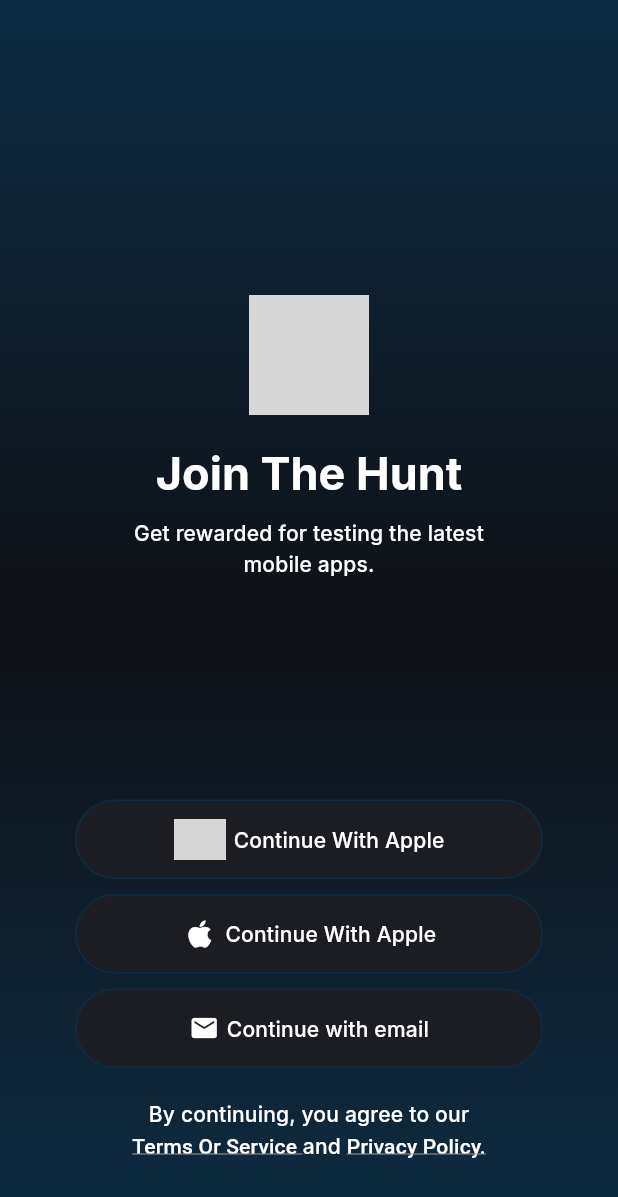
After one commit to Destiny-Ed/test-bounty, a Flutter app: the SocialAuthScreen screen opened directly, on a phone screen of 412 x 824 dp. The commit adds this screen. Shown: the top 1197 px of the screen. Run offline on Flutter 3.47's test engine with Material 3 defaults, Android fonts, the phone set to English and light mode, and no system bars; our stand-ins replace cached_network_image, confetti, device_info_plus, file_picker, fl_chart, google_fonts and 3 more; network calls fail; grey boxes are pictures that could not be loaded.

Commit message:
updated authentication screen

```diff
--- a/lib/core/theme.dart
+++ b/lib/core/theme.dart
@@ -27,6 +27,7 @@ class AppTheme {
     primaryColor: AppColors.primaryBlue,
     secondaryHeaderColor: AppColors.darkerBlue,
     scaffoldBackgroundColor: AppColors.bgBlue,
+    highlightColor: AppColors.darkerBlue,
     colorScheme: ColorScheme.fromSwatch().copyWith(
       primary: AppColors.primaryBlue,
       secondary: AppColors.primaryBlue,
@@ -99,6 +100,7 @@ class AppTheme {
   static final lightTheme = ThemeData(
     primaryColor: AppColors.primaryBlue,
     secondaryHeaderColor: AppColors.darkGray,
+    highlightColor: AppColors.lighterBlue,
     cardColor: AppColors.gray,
     scaffoldBackgroundColor: AppColors.bgWhite,
     bottomNavigationBarTheme: const BottomNavigationBarThemeData(
--- /dev/null
+++ b/lib/providers/settings_provider.dart
@@ -0,0 +1,10 @@
+import 'package:flutter/material.dart';
+
+class SettingsProvider extends ChangeNotifier {
+  bool _isLightTheme = false;
+  bool get isLightTheme => _isLightTheme;
+  set isLightTheme(bool theme) {
+    _isLightTheme = theme;
+    notifyListeners();
+  }
+}
--- /dev/null
+++ b/lib/screens/auth/social_auth.dart
@@ -0,0 +1,135 @@
+import 'package:flutter/material.dart';
+import 'package:test_bounty/core/extensions.dart';
+import 'package:test_bounty/gen/assets.gen.dart';
+import 'package:test_bounty/screens/auth/login.dart';
+import 'package:test_bounty/widgets/social_button.dart';
+
+class SocialAuthScreen extends StatefulWidget {
+  const SocialAuthScreen({super.key});
+
+  @override
+  SocialAuthScreenState createState() => SocialAuthScreenState();
+}
+
+class SocialAuthScreenState extends State<SocialAuthScreen> {
+  @override
+  Widget build(BuildContext context) {
+    return Container(
+      padding: const EdgeInsets.all(50),
+      decoration: BoxDecoration(
+        gradient: LinearGradient(
+          begin: Alignment.topCenter,
+          end: Alignment.bottomCenter,
+          colors: [
+            Theme.of(context).secondaryHeaderColor,
+            Theme.of(context).scaffoldBackgroundColor,
+            Theme.of(context).secondaryHeaderColor,
+          ],
+        ),
+      ),
+      child: Scaffold(
+        backgroundColor: Colors.transparent,
+        body: SafeArea(
+          child: Column(
+            children: [
+              Spacer(),
+
+              CircleAvatar(
+                radius: 40,
+                backgroundColor: Theme.of(context).cardColor,
+                child: Image.asset(
+                  Assets.icons.google.path,
+                  width: MediaQuery.of(context).size.width - 100,
+                ),
+              ),
+              20.height(),
+              Text(
+                "join the hunt".cap,
+                textAlign: TextAlign.center,
+                style: Theme.of(
+                  context,
+                ).textTheme.headlineLarge?.copyWith(fontSize: 30),
+              ),
+              10.height(),
+              Padding(
+                padding: const EdgeInsets.symmetric(horizontal: 35.0),
+                child: Text(
+                  "get rewarded for testing the latest mobile apps.".capitalize,
+                  textAlign: TextAlign.center,
+                  style: Theme.of(context).textTheme.titleMedium!
+                    ..color?.darken(),
+                ),
+              ),
+              Spacer(),
+              //Social buttons
+              SocialButton(
+                text: "continue with apple".cap,
+                icon: Image.asset(Assets.icons.google.path, width: 35),
+                onTap: () {},
+              ),
+              10.height(),
+              SocialButton(
+                text: "continue with apple".cap,
+                icon: Icon(
+                  Icons.apple,
+                  color: Theme.of(context).textTheme.titleLarge!.color,
+                ),
+                onTap: () {},
+              ),
+              10.height(),
+              SocialButton(
+                text: "Continue with email",
+                onTap: () {
+                  Navigator.push(
+                    context,
+                    MaterialPageRoute(builder: (context) => LoginView()),
+                  );
+                },
+                icon: Icon(
+                  Icons.email,
+                  size: 20,
+                  color: Theme.of(context).textTheme.titleLarge!.color,
+                ),
+              ),
+
+              20.height(),
+
+              Padding(
+                padding: const EdgeInsets.symmetric(horizontal: 35.0),
+                child: Text.rich(
+                  textAlign: TextAlign.center,
+                  style: Theme.of(context).textTheme.titleMedium!
+                    ..color?.darken(),
+                  TextSpan(
+                    children: [
+                      TextSpan(text: "By continuing, you agree to our "),
+                      TextSpan(
+                        text: "terms or service ".cap,
+                        style: TextStyle(
+                          decoration: TextDecoration.underline,
+                          decorationColor: Theme.of(
+                            context,
+                          ).textTheme.titleMedium!.color!.darken(),
+                        ),
+                      ),
+                      TextSpan(text: "and "),
+                      TextSpan(
+                        text: "privacy policy.".cap,
+                        style: TextStyle(
+                          decoration: TextDecoration.underline,
+                          decorationColor: Theme.of(
+                            context,
+                          ).textTheme.titleMedium!.color!.darken(),
+                        ),
+                      ),
+                    ],
+                  ),
+                ),
+              ),
+            ],
+          ),
+        ),
+      ),
+    );
+  }
+}
--- a/lib/screens/onboarding_screen.dart
+++ b/lib/screens/onboarding_screen.dart
@@ -1,6 +1,7 @@
 import 'package:flutter/material.dart';
 import 'package:test_bounty/core/extensions.dart';
 import 'package:test_bounty/screens/auth/login.dart';
+import 'package:test_bounty/screens/auth/social_auth.dart';
 import 'role_selection_screen.dart';
 
 class OnboardingScreen extends StatefulWidget {
@@ -69,7 +70,9 @@ class _OnboardingScreenState extends State<OnboardingScreen> {
                     if (_currentPage == 2) {
                       Navigator.push(
                         context,
-                        MaterialPageRoute(builder: (_) => const LoginView()),
+                        MaterialPageRoute(
+                          builder: (_) => const SocialAuthScreen(),
+                        ),
                       );
                     } else {
                       _controller.nextPage(
--- a/lib/widgets/social_button.dart
+++ b/lib/widgets/social_button.dart
@@ -33,30 +33,39 @@ class CustomButton extends StatelessWidget {
 }
 
 class SocialButton extends StatelessWidget {
-  const SocialButton({super.key, required this.text, required this.icon});
+  const SocialButton({
+    super.key,
+    required this.text,
+    required this.icon,
+    required this.onTap,
+  });
 
   final String text;
   final Widget icon;
+  final VoidCallback onTap;
 
   @override
   Widget build(BuildContext context) {
-    return Container(
+    return GestureDetector(
+      onTap: onTap,
+      child: Container(
+        height: 53,
         alignment: Alignment.center,
-      padding: const EdgeInsets.all(10),
+        padding: const EdgeInsets.all(12),
         width: MediaQuery.of(context).size.width,
         decoration: BoxDecoration(
-        color: Theme.of(context).scaffoldBackgroundColor,
-        borderRadius: BorderRadius.circular(8),
-        border: Border.all(
-          color: Theme.of(context).textTheme.titleLarge!.color!,
-        ),
+          color: Theme.of(context).cardColor,
+          borderRadius: BorderRadius.circular(30),
+          border: Border.all(color: Theme.of(context).secondaryHeaderColor),
         ),
         child: Row(
           mainAxisAlignment: MainAxisAlignment.center,
+          spacing: 5,
           children: [
             icon,
-          Text(text, style: Theme.of(context).textTheme.titleSmall),
+            Text(text, style: Theme.of(context).textTheme.titleMedium),
           ],
+        ),
       ),
     );
   }
```
Also changed, not shown: lib/main.dart (+15 -7 lines), lib/screens/auth/login.dart (+25 -49 lines), lib/screens/auth/new_password.dart (+13 -8 lines), lib/screens/auth/register.dart (+20 -46 lines), lib/screens/auth/reset_password.dart (+16 -9 lines), lib/screens/developers/profile/developer_profile_screen.dart (+23 -4 lines), lib/screens/testers/profile/test_profile_screen.dart (+20 -5 lines). Lines whose indentation alone changed are shown as unchanged.
